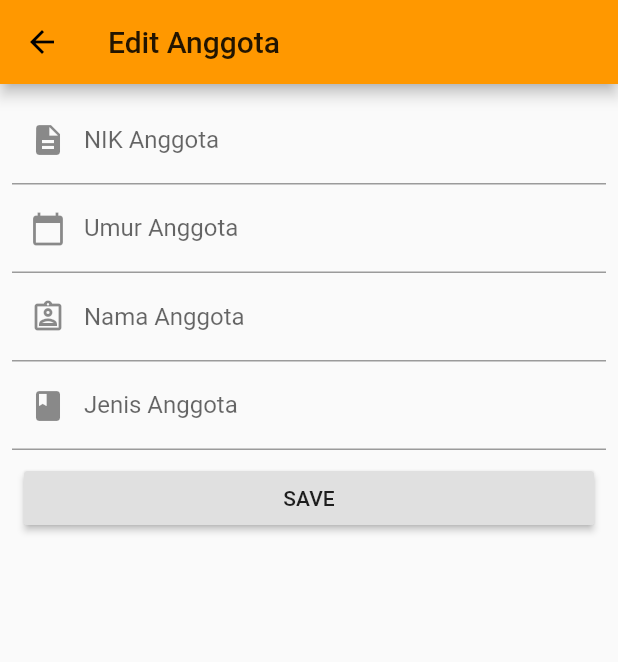
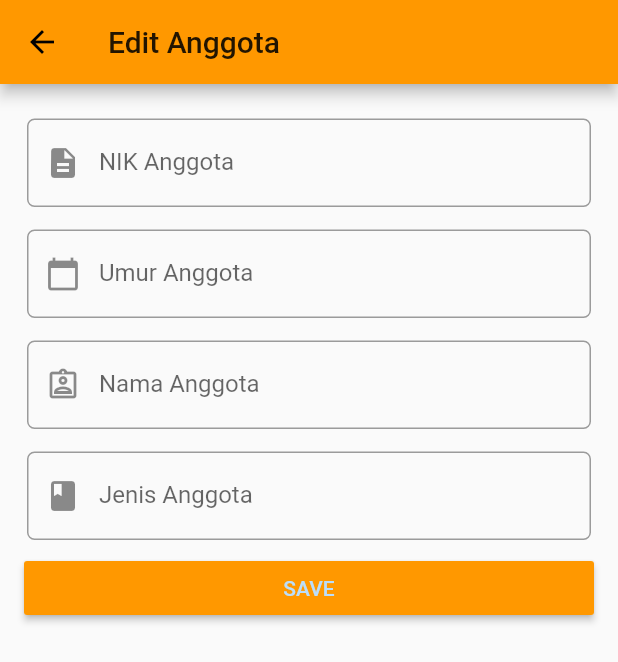
Before and after one commit to Evina08/tubes_mobile, a Flutter app: the FormAnggota screen opened directly, on a phone screen of 412 x 824 dp. Shown: the top 662 px of the screen. Run offline on Flutter 3.47's test engine with Material 2 defaults, Android fonts, the phone set to English and light mode, and no system bars; our stand-ins replace cloud_firestore, firebase_auth, firebase_core, flutter_signin_button, flutter_swiper, google_sign_in; accounts and stored records are empty; network calls fail.

Commit message:
ui anggota update

```diff
--- a/lib/screens/anggota_page.dart
+++ b/lib/screens/anggota_page.dart
@@ -26,7 +26,7 @@ class _AnggotaPageState extends State<AnggotaPage> {
         actions: <Widget>[
           IconButton(
             icon: Icon(
-              Icons.add,
+              Icons.add_to_photos_sharp,
               size: 30.0,
             ),
             onPressed: () {
--- a/lib/screens/form_anggota.dart
+++ b/lib/screens/form_anggota.dart
@@ -67,51 +67,77 @@ class _FormAnggotaState extends State<FormAnggota> {
         padding: const EdgeInsets.all(8.0),
         child: ListView(
           children: <Widget>[
-            TextField(
+            Padding(
+              padding: EdgeInsets.only(top: 15.0, left: 10.0, right: 10.0),
+              child: TextField(
                 controller: nikController,
                 keyboardType: TextInputType.number,
                 decoration: InputDecoration(
                   labelText: 'NIK Anggota',
                   prefixIcon: Icon(Icons.description),
+                  border: OutlineInputBorder(
+                    borderRadius: BorderRadius.circular(5.0),
+                  ),
                 ),
                 onChanged: (value) {
                   anggotaProvider.changeNik(value);
                 },
               ),
-            TextField(
+            ),
+            Padding(
+              padding: EdgeInsets.only(top: 15.0, left: 10.0, right: 10.0),
+              child: TextField(
                 controller: umurController,
                 keyboardType: TextInputType.number,
                 decoration: InputDecoration(
                   labelText: 'Umur Anggota',
                   prefixIcon: Icon(Icons.calendar_today),
+                  border: OutlineInputBorder(
+                    borderRadius: BorderRadius.circular(5.0),
+                  ),
                 ),
                 onChanged: (value) {
                   anggotaProvider.changeUmur(value);
                 },
               ),
-            TextField(
+            ),
+            Padding(
+              padding: EdgeInsets.only(top: 15.0, left: 10.0, right: 10.0),
+              child: TextField(
                 controller: namaAnggotaController,
                 keyboardType: TextInputType.text,
                 decoration: InputDecoration(
                   labelText: 'Nama Anggota',
                   prefixIcon: Icon(Icons.assignment_ind_outlined),
+                  border: OutlineInputBorder(
+                    borderRadius: BorderRadius.circular(5.0),
+                  ),
                 ),
                 onChanged: (value) {
                   anggotaProvider.changeNamaAnggota(value);
                 },
               ),
-            TextField(
+            ),
+            Padding(
+              padding: EdgeInsets.only(top: 15.0, left: 10.0, right: 10.0),
+              child: TextField(
                 controller: jenisMemberController,
                 keyboardType: TextInputType.text,
                 decoration: InputDecoration(
                   labelText: 'Jenis Anggota',
                   prefixIcon: Icon(Icons.book),
+                  border: OutlineInputBorder(
+                    borderRadius: BorderRadius.circular(5.0),
+                  ),
                 ),
                 onChanged: (value) => anggotaProvider.changeJenisMember(value),
+              ),
             ),
             Padding(
               padding: const EdgeInsets.all(8.0),
               child: RaisedButton(
+                color: Theme.of(context).primaryColor,
+                textColor: Theme.of(context).primaryColorLight,
                 onPressed: () {
                   anggotaProvider.saveAnggota();
                   Navigator.of(context).pop();
@@ -123,6 +149,8 @@ class _FormAnggotaState extends State<FormAnggota> {
                 ? Padding(
                     padding: const EdgeInsets.all(8.0),
                     child: RaisedButton(
+                      color: Theme.of(context).primaryColor,
+                      textColor: Theme.of(context).primaryColorLight,
                       onPressed: () {
                         anggotaProvider.removeAnggota(widget.anggota.idAnggota);
                         Navigator.of(context).pop();
```
Lines whose indentation alone changed are shown as unchanged.
